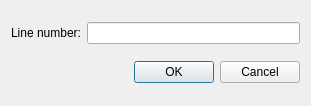
This is ui/gotolinedialog.ui in snip89/wsnsim-postprocessor as Qt 5 draws it before an edit. The edited form follows.
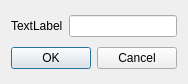
This is the edited form.

```diff
--- a/ui/gotolinedialog.ui
+++ b/ui/gotolinedialog.ui
@@ -6,8 +6,8 @@
    <rect>
     <x>0</x>
     <y>0</y>
-    <width>311</width>
-    <height>106</height>
+    <width>184</width>
+    <height>84</height>
    </rect>
   </property>
   <property name="windowTitle">
@@ -15,28 +15,27 @@
   </property>
   <layout class="QGridLayout" name="gridLayout">
    <item row="1" column="0">
-    <layout class="QGridLayout" name="gridLayout_2">
-     <item row="0" column="0">
-      <widget class="QDialogButtonBox" name="buttonBox">
-       <property name="standardButtons">
-        <set>QDialogButtonBox::Cancel|QDialogButtonBox::Ok</set>
-       </property>
-      </widget>
-     </item>
-    </layout>
+    <widget class="QDialogButtonBox" name="buttonBox">
+     <property name="orientation">
+      <enum>Qt::Horizontal</enum>
+     </property>
+     <property name="standardButtons">
+      <set>QDialogButtonBox::Cancel|QDialogButtonBox::Ok</set>
+     </property>
+    </widget>
    </item>
    <item row="0" column="0">
-    <layout class="QGridLayout" name="gridLayout_4">
+    <layout class="QGridLayout" name="gridLayout_3">
+     <item row="0" column="0">
+      <widget class="QLabel" name="label">
+       <property name="text">
+        <string>TextLabel</string>
+       </property>
+      </widget>
+     </item>
      <item row="0" column="1">
       <widget class="QLineEdit" name="lineEdit"/>
      </item>
-     <item row="0" column="0">
-      <widget class="QLabel" name="lineNumberLabel">
-       <property name="text">
-        <string>Line number:</string>
-       </property>
-      </widget>
-     </item>
     </layout>
    </item>
   </layout>
```
Left out of the diff: 35 changed lines with no effect on the pictures.
